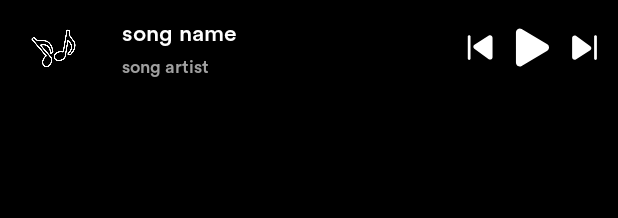
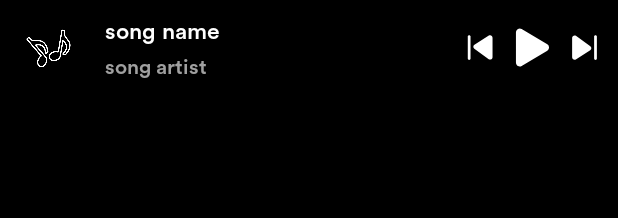
Before and after one commit to DmitryjVeselyj/AudioPlayer, an Android app: the layout fragment_now_playing_bottom.xml on its own in the app's theme, with its tools: preview values and no code run, on a phone screen of 412 x 824 dp. Shown: the top 218 px of the screen. Run offline under Robolectric (Android 15) with nearby library versions, the phone set to English and light mode, and no system bars.

Commit message:
The art of great programming and hardcode

```diff
--- a/app/src/main/res/layout/fragment_now_playing_bottom.xml
+++ b/app/src/main/res/layout/fragment_now_playing_bottom.xml
@@ -16,7 +16,6 @@
             android:id="@+id/bottom_album_art"
             android:layout_width="53dp"
             android:layout_height="53dp"
-            android:layout_marginLeft="3dp"
             android:layout_centerVertical="true"
             android:scaleType="centerCrop"
             android:src="@drawable/msc_back1"
@@ -60,7 +59,7 @@
             android:id="@+id/song_name_miniPlayer"
             android:layout_width="match_parent"
             android:layout_height="wrap_content"
-            android:layout_marginStart="19dp"
+            android:layout_marginStart="11dp"
             android:ellipsize="marquee"
             android:marqueeRepeatLimit="marquee_forever"
             android:scrollHorizontally="true"
@@ -75,9 +74,9 @@
             android:id="@+id/song_artist_miniPlayer"
             android:text="song artist"
             android:layout_marginTop="5dp"
-            android:layout_marginStart="19dp"
+            android:layout_marginStart="11dp"
             android:layout_marginEnd="2dp"
-            android:textSize="12sp"
+            android:textSize="14sp"
             android:textColor="@color/grayt"
             android:ellipsize="marquee"
             android:marqueeRepeatLimit="marquee_forever"
```
